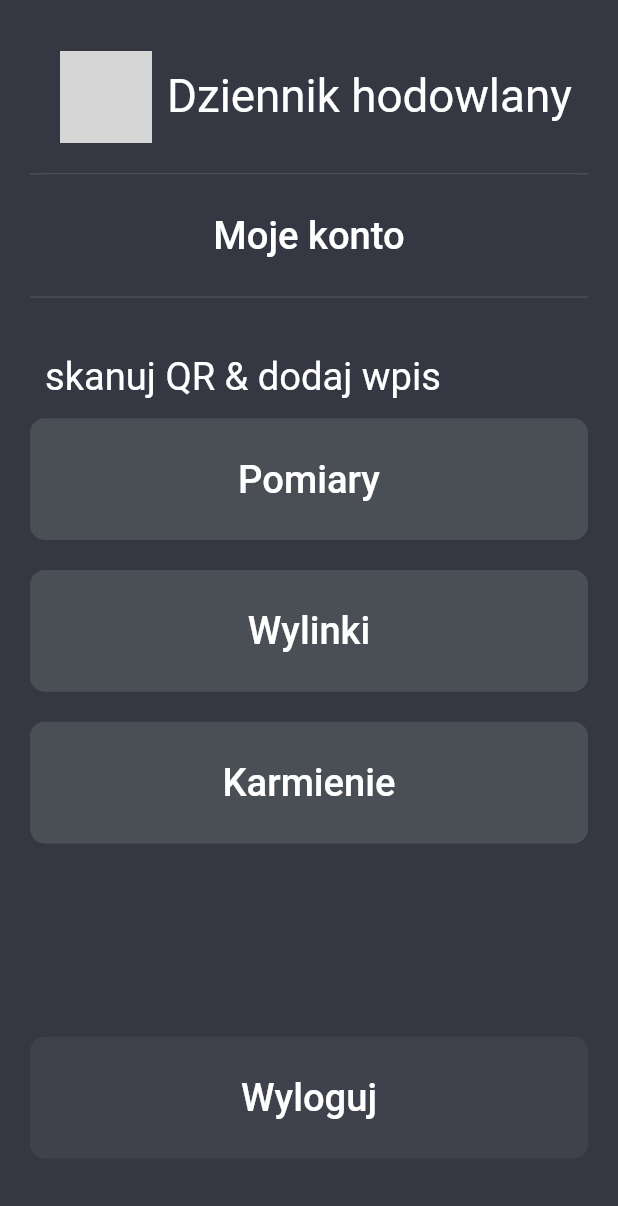
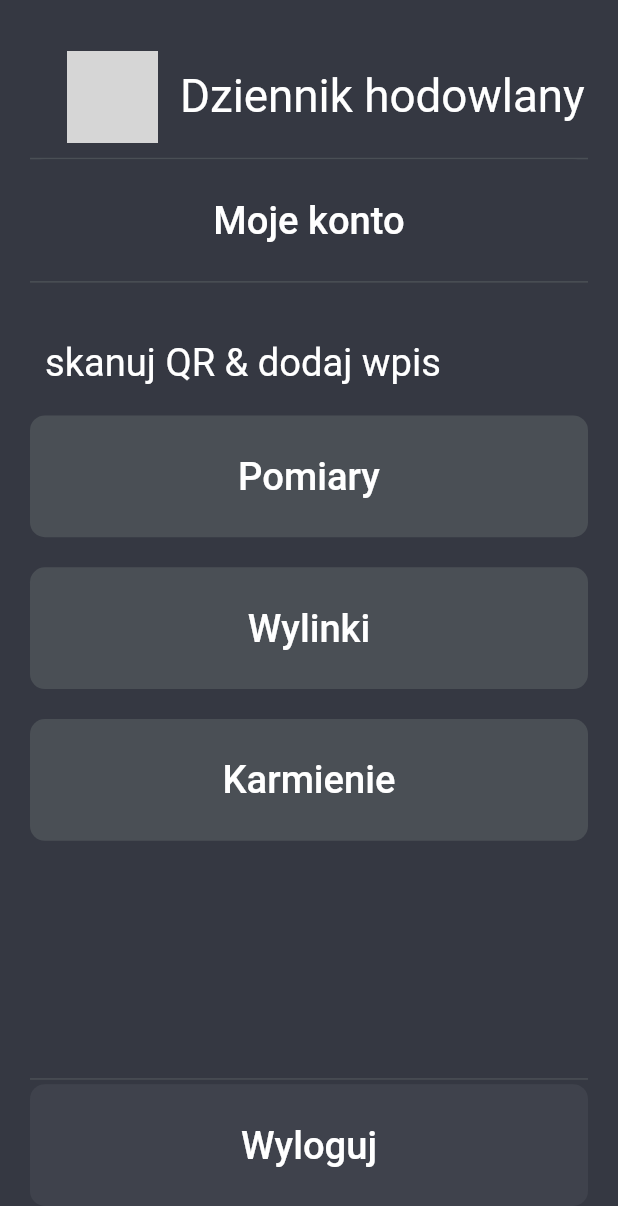
Before and after one commit to Akoszewski/dziennik-zwierzat, a Flutter app: the Menu screen opened directly, on a phone screen of 412 x 824 dp. Shown: the top 1206 px of the screen. Run offline on Flutter 3.47's test engine with Material 2 defaults, Android fonts, the phone set to English and light mode, and no system bars; our stand-ins replace flutter_phoenix, sqflite, webview_flutter; missing offline and left inert: flutter_barcode_scanner, flutter_webview_plugin; accounts and stored records are empty; grey boxes are pictures that could not be loaded.

Commit message:
Przepisany layout

```diff
--- a/lib/main.dart
+++ b/lib/main.dart
@@ -5,7 +5,8 @@ import 'package:sqflite/sqflite.dart';
 import 'package:flutter/widgets.dart';
 import 'package:flutter_barcode_scanner/flutter_barcode_scanner.dart';
 import 'package:flutter_phoenix/flutter_phoenix.dart';
-import 'package:flutter_webview_plugin/flutter_webview_plugin.dart' hide JavascriptChannel, JavascriptMessage;
+import 'package:flutter_webview_plugin/flutter_webview_plugin.dart'
+    hide JavascriptChannel, JavascriptMessage;
 
 // Color bgColor = Color(0xFF373C42);
 Color bgColor = Color(0xFF353842);
@@ -33,6 +34,7 @@ double getFontSize(BuildContext context) {
 
 double sideMargin = 20;
 double statusBarHeight = 24;
+double spacing = 20;
 
 class User {
   final int id;
@@ -82,9 +84,8 @@ class MyApp extends StatelessWidget {
 }
 
 class AppButton extends StatelessWidget {
-  AppButton({this.label, this.color, this.top, this.imgPath, @required this.onPressed});
+  AppButton({this.label, this.color, this.imgPath, @required this.onPressed});
   final GestureTapCallback onPressed;
-  final double top;
   final String imgPath;
   final String label;
   final Color color;
@@ -92,14 +93,10 @@ class AppButton extends StatelessWidget {
   Widget build(BuildContext context) {
     double screenWidth = MediaQuery.of(context).size.width;
     double buttonHeight = getButtonHeight(context);
-    double btnMargin = 20;
 
-    return Positioned(
-      left: btnMargin,
-      top: this.top,
-      child: ConstrainedBox(
-        constraints: BoxConstraints.tightFor(
-            width: screenWidth - 2 * btnMargin, height: buttonHeight),
+    return Container(
+      width: double.infinity,
+      height: buttonHeight,
       child: TextButton(
         onPressed: this.onPressed,
         // icon: Image.asset(this.imgPath,
@@ -109,12 +106,14 @@ class AppButton extends StatelessWidget {
           shape: MaterialStateProperty.all<RoundedRectangleBorder>(
             RoundedRectangleBorder(
               borderRadius: BorderRadius.circular(10.0),
-                //side: BorderSide(color: Colors.red),
             ),
           ),
         ),
-          child: Text(this.label, style: TextStyle(fontSize: getFontSize(context), color: Colors.white,)),
-        ),
+        child: Text(this.label,
+            style: TextStyle(
+              fontSize: getFontSize(context),
+              color: Colors.white,
+            )),
       ),
     );
   }
@@ -147,58 +146,73 @@ class Menu extends StatelessWidget {
         },
         child: Scaffold(
           backgroundColor: bgColor,
-        body: Center(
-          child: Stack(
+          body: Container(
+            padding: EdgeInsets.only(
+                left: 20.0, right: 20.0, top: statusBarHeight, bottom: 20.0),
+            child: Column(
+              mainAxisAlignment: MainAxisAlignment.spaceBetween,
               children: <Widget>[
-              Positioned(
-                top: 0.125*buttonHeight + statusBarHeight,
-                left: sideMargin,
-                child:Row(
+                Column(
                   children: <Widget>[
-                    SizedBox(width: 0.25*buttonHeight, height: 0.25*buttonHeight),
-                    Image(image: AssetImage('./assets/icon/icon.png'), height: 0.75*buttonHeight, width: 0.75*buttonHeight),
-                    SizedBox(width: 0.125*buttonHeight, height: 0.125*buttonHeight),
-                    Text("Dziennik hodowlany", style: TextStyle(color: Colors.white, fontSize: 1.2 * getFontSize(context))),
+                    Container(
+                      padding:
+                          EdgeInsets.symmetric(vertical: 0.125 * buttonHeight),
+                      child: Row(
+                        mainAxisAlignment: MainAxisAlignment.spaceEvenly,
+                        children: <Widget>[
+                          SizedBox(
+                              width: 0.25 * buttonHeight,
+                              height: 0.25 * buttonHeight),
+                          Image(
+                              image: AssetImage('./assets/icon/icon.png'),
+                              height: 0.75 * buttonHeight,
+                              width: 0.75 * buttonHeight),
+                          SizedBox(
+                              width: 0.125 * buttonHeight,
+                              height: 0.125 * buttonHeight),
+                          Text("Dziennik hodowlany",
+                              style: TextStyle(
+                                  color: Colors.white,
+                                  fontSize: 1.2 * getFontSize(context))),
                         ],
                       ),
                     ),
-              Positioned(
-                top: 1.125*buttonHeight + statusBarHeight,
-                left: sideMargin,
-                child: Container(
+                    Container(
                       height: 1.0,
-                  width: getScreenWidth(context) - 2 * sideMargin,
+                      width: double.infinity,
                       color: buttonColor,
                     ),
-              ),
                     AppButton(
-                top: 1.125*buttonHeight + statusBarHeight + 1,
                       label: "Moje konto",
                       imgPath: "./assets/img/icon1.png",
                       color: bgColor,
                       onPressed: () async {
                         Navigator.push(
                           context,
-                    MaterialPageRoute(builder: (context) => Index(indexUrl)),
+                          MaterialPageRoute(
+                              builder: (context) => Index(indexUrl)),
                         );
                       },
                     ),
-              Positioned(
-                top: 2.125*buttonHeight + statusBarHeight + 1,
-                left: sideMargin,
-                child: Container(
+                    Container(
                       height: 1.0,
-                  width: getScreenWidth(context) - 2 * sideMargin,
+                      width: double.infinity,
                       color: buttonColor,
                     ),
+                    SizedBox(
+                      width: double.infinity,
+                      height: 0.475 * buttonHeight,
                     ),
-              Positioned (
-                top: 2.6*buttonHeight + statusBarHeight + 1,
-                left: 30,
-                child: Text("skanuj QR & dodaj wpis", style: TextStyle(fontSize: getFontSize(context), color: Colors.white,)),
-              ),
+                    Row(children: <Widget>[
+                      SizedBox(width: 10, height: 10),
+                      Text("skanuj QR & dodaj wpis",
+                          style: TextStyle(
+                            fontSize: getFontSize(context),
+                            color: Colors.white,
+                          )),
+                    ]),
+                    SizedBox(width: double.infinity, height: spacing),
                     AppButton(
-                top: 3.125*buttonHeight + statusBarHeight + 1,
                       label: "Pomiary",
                       imgPath: "./assets/img/icon2.png",
                       color: buttonColor,
@@ -206,8 +220,8 @@ class Menu extends StatelessWidget {
                         await scanQr(context, "measurements");
                       },
                     ),
+                    SizedBox(width: double.infinity, height: spacing),
                     AppButton(
-                top: 4.125*buttonHeight + statusBarHeight + 21,
                       label: "Wylinki",
                       imgPath: "./assets/img/icon3.png",
                       color: buttonColor,
@@ -215,8 +229,8 @@ class Menu extends StatelessWidget {
                         await scanQr(context, "old-skins");
                       },
                     ),
+                    SizedBox(width: double.infinity, height: spacing),
                     AppButton(
-                top: 5.125*buttonHeight + statusBarHeight + 41,
                       label: "Karmienie",
                       imgPath: "./assets/img/icon4.png",
                       color: buttonColor,
@@ -224,8 +238,17 @@ class Menu extends StatelessWidget {
                         await scanQr(context, "feedings");
                       },
                     ),
+                  ],
+                ),
+                Column(
+                  children: <Widget>[
+                    Container(
+                      height: 1.0,
+                      margin: EdgeInsets.only(bottom: 3),
+                      width: double.infinity,
+                      color: buttonColor,
+                    ),
                     AppButton(
-                top: 0.864*getScreenHeight(context),
                       label: "Wyloguj",
                       imgPath: "./assets/img/icon5.png",
                       color: logoutButtonColor,
@@ -235,9 +258,10 @@ class Menu extends StatelessWidget {
                     ),
                   ],
                 ),
+              ],
             ),
           ),
-    );
+        ));
   }
 }
 
@@ -250,8 +274,7 @@ class Index extends StatelessWidget {
     return SafeArea(
         child: WebviewScaffold(
       url: url,
-      )
-    );
+    ));
   }
 }
 
@@ -297,7 +320,6 @@ class _MyHomePageState extends State<MyHomePage> {
           ]),
           onWebViewCreated: (WebViewController webviewController) {
             _controller = webviewController;
-            //_loadHtmlFromAssets();
           },
           onPageFinished: (String url) async {
             if (url == loginUrl) {
```
Lines whose indentation alone changed are shown as unchanged.
